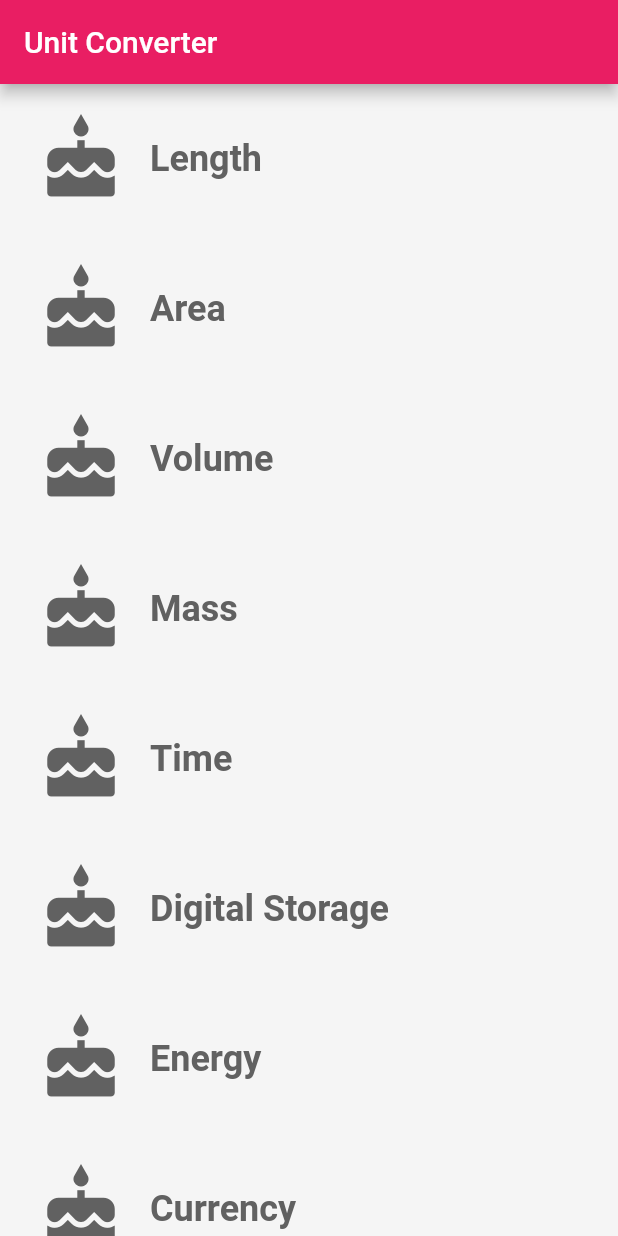
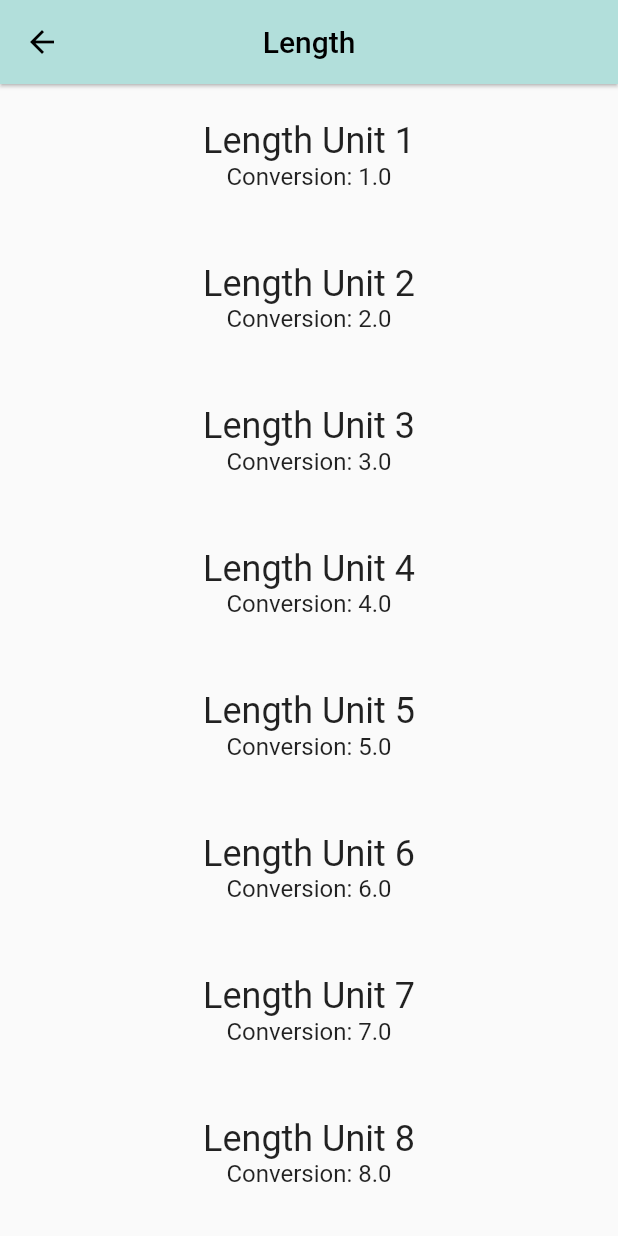
Before and after one commit to gabrielgasparotto/UnitConverter, a Flutter app: the screen it shows after launch, after a tap on "Length", on a phone screen of 412 x 824 dp. Run offline on Flutter 3.47's test engine with Material 2 defaults, Android fonts, the phone set to English and light mode, and no system bars.

Commit message:
Abrindo navigation com cores personalizadas

```diff
--- a/lib/category.dart
+++ b/lib/category.dart
@@ -1,16 +1,24 @@
+import 'package:category_app/united.dart';
 import 'package:flutter/material.dart';
 
+import 'converter_route.dart';
+
 class Category extends StatelessWidget {
-
   final String name;
+  final ColorSwatch color;
   final IconData iconLocation;
+  final List<Unit> units;
 
   const Category({
     Key key,
     @required this.name,
+    @required this.color,
     @required this.iconLocation,
+    @required this.units,
   })  : assert(name != null),
+        assert(color != null),
         assert(iconLocation != null),
+        assert(units != null),
         super(key: key);
 
   @override
@@ -21,10 +29,10 @@ class Category extends StatelessWidget {
         height: 100.0,
         child: InkWell(
           borderRadius: BorderRadius.circular(16.0),
-          highlightColor: Colors.pink[100],
-          splashColor: Colors.pink[100],
+          highlightColor: color,
+          splashColor: color,
           onTap: () {
-            print('bom dia');
+            navigateToConverter(context);
           },
           child: Padding(
             padding: const EdgeInsets.all(16.0),
@@ -57,4 +65,26 @@ class Category extends StatelessWidget {
       ),
     );
   }
+
+  void navigateToConverter(BuildContext context) {
+    if (Navigator.of(context).canPop()) {
+      Navigator.of(context).pop();
+    }
+    Navigator.of(context).push(
+      MaterialPageRoute<Null>(
+        builder: (BuildContext context) {
+          return Scaffold(
+            body: ConverterRoute(units: units),
+            resizeToAvoidBottomInset: false,
+            appBar: AppBar(
+              elevation: 1.0,
+              title: Text(name, style: TextStyle(color: Colors.black)),
+              centerTitle: true,
+              backgroundColor: color[100],
+            ),
+          );
+        },
+      ),
+    );
+  }
 }
--- /dev/null
+++ b/lib/converter_route.dart
@@ -0,0 +1,42 @@
+import 'package:category_app/united.dart';
+import 'package:flutter/material.dart';
+
+class ConverterRoute extends StatefulWidget {
+
+  final List<Unit> units;
+
+  const ConverterRoute({
+    @required this.units,
+  }) : assert(units != null);
+
+  @override
+  _ConverterRouteState createState() => _ConverterRouteState();
+}
+
+class _ConverterRouteState extends State<ConverterRoute> {
+  @override
+  Widget build(BuildContext context) {
+    final unitWidgets = widget.units.map((Unit unit){
+      return Container(
+        margin: EdgeInsets.all(8.0),
+        padding: EdgeInsets.all(16.0),
+        child: Column(
+          children: <Widget>[
+            Text(
+              unit.name,
+              style: Theme.of(context).textTheme.headline,
+            ),
+            Text(
+              'Conversion: ${unit.conversion}',
+              style: Theme.of(context).textTheme.subhead,
+            )
+          ],
+        ),
+      );
+    }).toList();
+
+    return ListView(
+      children: unitWidgets,
+    );
+  }
+}
--- a/lib/listcategory.dart
+++ b/lib/listcategory.dart
@@ -1,8 +1,9 @@
+import 'package:category_app/united.dart';
 import 'package:flutter/material.dart';
 
 import 'category.dart';
 
-class CategoryRoute extends StatelessWidget {
+class CategoryRoute extends StatefulWidget {
   const CategoryRoute();
 
   static const categoryNames = <String>[
@@ -16,6 +17,22 @@ class CategoryRoute extends StatelessWidget {
     'Currency',
   ];
 
+  static const baseColors = <Color>[
+    Colors.teal,
+    Colors.orange,
+    Colors.pinkAccent,
+    Colors.blueAccent,
+    Colors.yellow,
+    Colors.greenAccent,
+    Colors.purpleAccent,
+    Colors.red,
+  ];
+
+  @override
+  _CategoryRouteState createState() => _CategoryRouteState();
+}
+
+class _CategoryRouteState extends State<CategoryRoute> {
   Widget buildCategoryRoute(Orientation orientation, List<Widget> categories) {
     if (orientation == Orientation.portrait) {
       return ListView.builder(
@@ -31,14 +48,26 @@ class CategoryRoute extends StatelessWidget {
     }
   }
 
+  List<Unit> retrieveUnitList(String categoryName) {
+    return List.generate(10, (int i) {
+      i += 1;
+      return Unit(
+        name: '$categoryName Unit $i',
+        conversion: i.toDouble(),
+      );
+    });
+  }
+
   @override
   Widget build(BuildContext context) {
     final categories = <Category>[];
 
-    for (var i = 0; i < categoryNames.length; i++) {
+    for (var i = 0; i < CategoryRoute.categoryNames.length; i++) {
       categories.add(Category(
-        name: categoryNames[i],
+        name: CategoryRoute.categoryNames[i],
+        color: CategoryRoute.baseColors[i],
         iconLocation: Icons.cake,
+        units: retrieveUnitList(CategoryRoute.categoryNames[i]),
       ));
     }
 
--- a/lib/main.dart
+++ b/lib/main.dart
@@ -12,13 +12,15 @@ class MyApp extends StatelessWidget {
       title: 'Flutter Demo',
       home: Scaffold(
         appBar: AppBar(
-          title: Text('Unit Converter'),
+          elevation: 1.0,
+          title: Text('Unit Converter', style: TextStyle(color: Colors.black)),
+          centerTitle: true,
         ),
         body: Center(
           child: CategoryRoute(),
         ),
       ),
-      theme: ThemeData(primarySwatch: Colors.pink),
+      theme: ThemeData(primarySwatch: Colors.grey),
     );
   }
 }
--- /dev/null
+++ b/lib/united.dart
@@ -0,0 +1,23 @@
+import 'package:meta/meta.dart';
+
+/// Information about a [Unit].
+class Unit {
+  final String name;
+  final double conversion;
+
+  /// A [Unit] stores its name and conversion factor.
+  ///
+  /// An example would be 'Meter' and '1.0'.
+  const Unit({
+    @required this.name,
+    @required this.conversion,
+  })  : assert(name != null),
+        assert(conversion != null);
+
+  /// Creates a [Unit] from a JSON object.
+  Unit.fromJson(Map jsonMap)
+      : assert(jsonMap['name'] != null),
+        assert(jsonMap['conversion'] != null),
+        name = jsonMap['name'],
+        conversion = jsonMap['conversion'].toDouble();
+}
```
